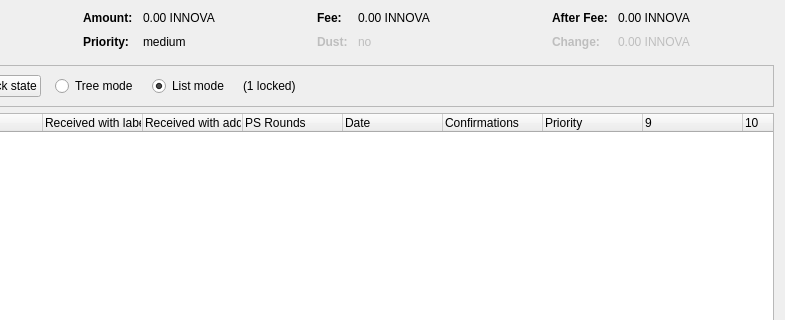
vladlenomg/potatocoin, file src/qt/forms/coincontroldialog.ui: the form before one commit; both pictures show x 169 to 954 and y 0 to 320 of the 954 by 500 pixel window.
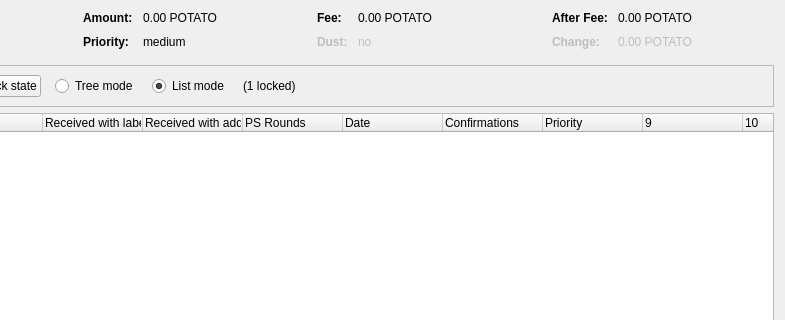
The form after the commit. Custom widgets are drawn as their Qt base class.

Commit message: rename innova to potatocoin

Diff of the .ui file:
```diff
--- a/src/qt/forms/coincontroldialog.ui
+++ b/src/qt/forms/coincontroldialog.ui
@@ -132,7 +132,7 @@
           <enum>Qt::ActionsContextMenu</enum>
          </property>
          <property name="text">
-          <string notr="true">0.00 INNOVA</string>
+          <string notr="true">0.00 POTATO</string>
          </property>
          <property name="textInteractionFlags">
           <set>Qt::LinksAccessibleByMouse|Qt::TextSelectableByKeyboard|Qt::TextSelectableByMouse</set>
@@ -206,7 +206,7 @@
           <enum>Qt::ActionsContextMenu</enum>
          </property>
          <property name="text">
-          <string notr="true">0.00 INNOVA</string>
+          <string notr="true">0.00 POTATO</string>
          </property>
          <property name="textInteractionFlags">
           <set>Qt::LinksAccessibleByMouse|Qt::TextSelectableByKeyboard|Qt::TextSelectableByMouse</set>
@@ -286,7 +286,7 @@
           <enum>Qt::ActionsContextMenu</enum>
          </property>
          <property name="text">
-          <string notr="true">0.00 INNOVA</string>
+          <string notr="true">0.00 POTATO</string>
          </property>
          <property name="textInteractionFlags">
           <set>Qt::LinksAccessibleByMouse|Qt::TextSelectableByKeyboard|Qt::TextSelectableByMouse</set>
@@ -321,7 +321,7 @@
           <enum>Qt::ActionsContextMenu</enum>
          </property>
          <property name="text">
-          <string notr="true">0.00 INNOVA</string>
+          <string notr="true">0.00 POTATO</string>
          </property>
          <property name="textInteractionFlags">
           <set>Qt::LinksAccessibleByMouse|Qt::TextSelectableByKeyboard|Qt::TextSelectableByMouse</set>
```
The commit also changes 467 other files.
